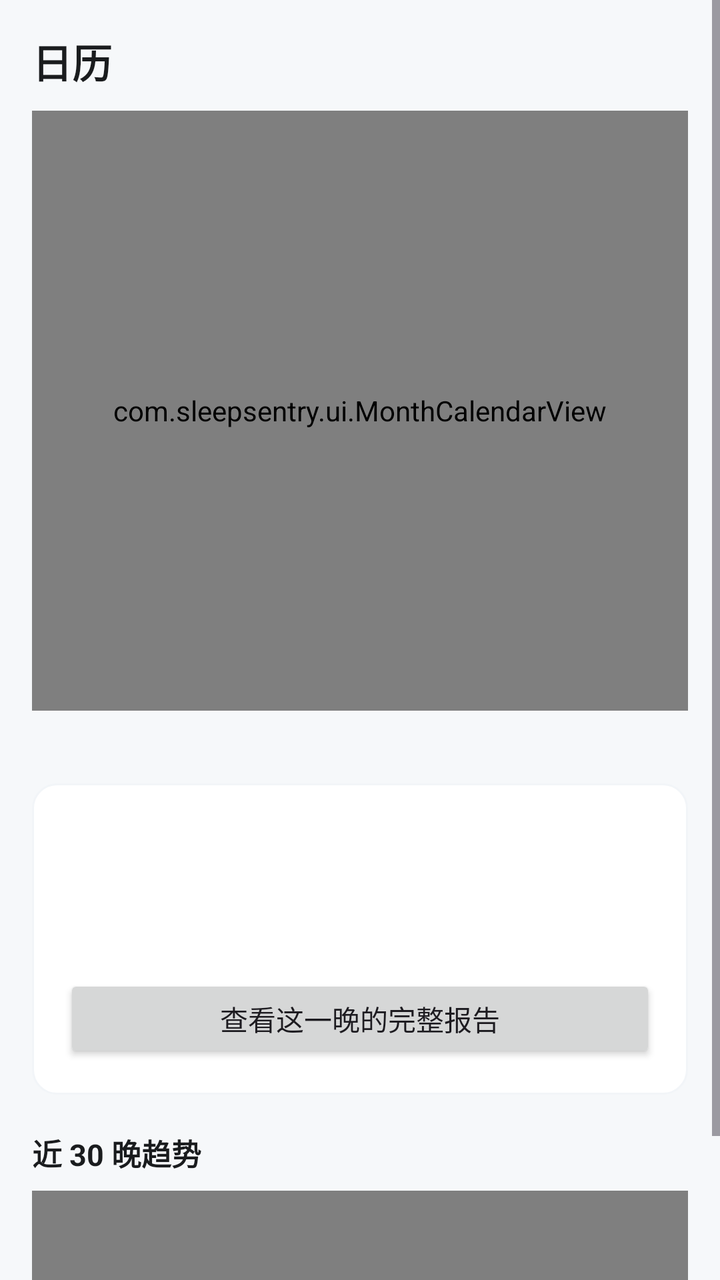
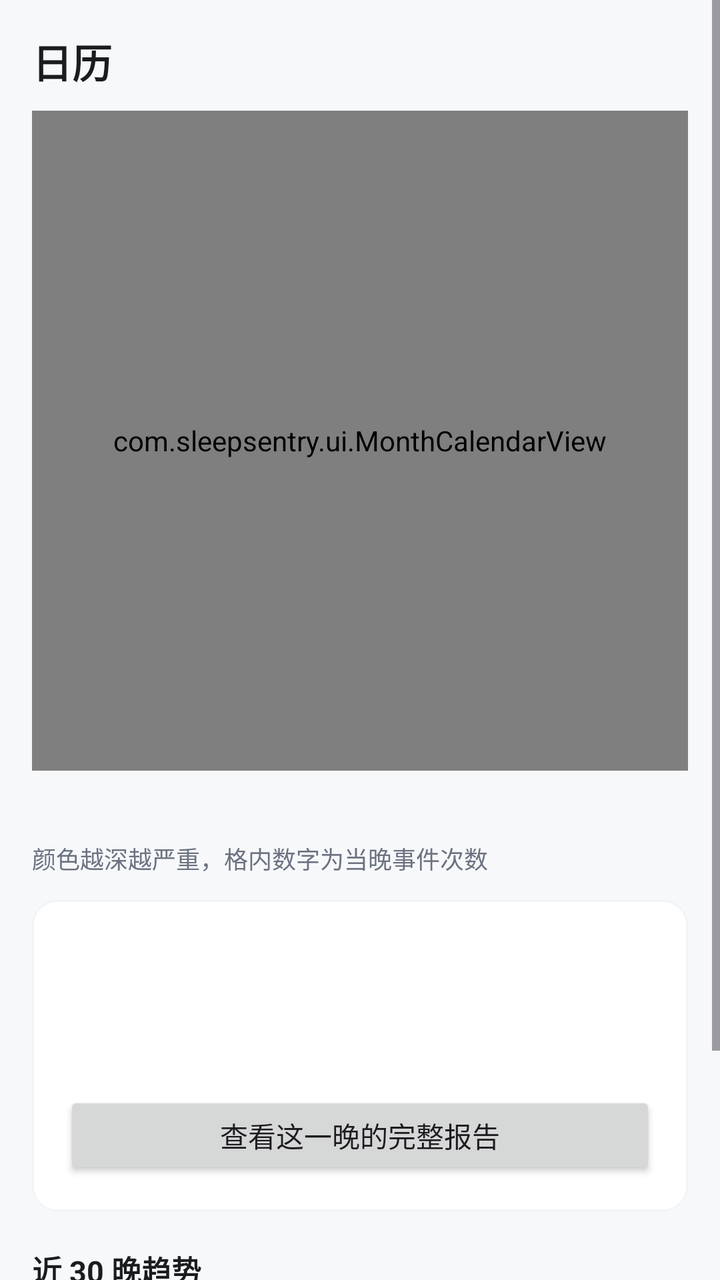

Two renders of the same Android screen: before a commit and after it. Below are the layout's source before the change and the commit's diff.
<!-- AndroidManifest.xml: application theme Theme.SleepSentry -->
<!-- res/layout/fragment_calendar.xml -->
<?xml version="1.0" encoding="utf-8"?>
<ScrollView xmlns:android="http://schemas.android.com/apk/res/android"
    android:layout_width="match_parent"
    android:layout_height="match_parent"
    android:background="@color/bg"
    android:fillViewport="true">

    <LinearLayout
        android:layout_width="match_parent"
        android:layout_height="wrap_content"
        android:orientation="vertical"
        android:padding="16dp">

        <TextView
            android:layout_width="wrap_content"
            android:layout_height="wrap_content"
            android:text="日历"
            android:textColor="@color/text"
            android:textSize="20sp"
            android:textStyle="bold" />

        <com.sleepsentry.ui.MonthCalendarView
            android:id="@+id/calendar"
            android:layout_width="match_parent"
            android:layout_height="300dp"
            android:layout_marginTop="10dp"
            android:background="@drawable/card_bg" />

        <TextView
            android:id="@+id/legend"
            android:layout_width="match_parent"
            android:layout_height="wrap_content"
            android:layout_marginTop="8dp"
            android:textColor="@color/textDim"
            android:textSize="12sp" />

        <LinearLayout
            android:id="@+id/dayCard"
            android:layout_width="match_parent"
            android:layout_height="wrap_content"
            android:layout_marginTop="12dp"
            android:background="@drawable/card_bg"
            android:orientation="vertical"
            android:padding="16dp">

            <TextView
                android:id="@+id/dayTitle"
                android:layout_width="wrap_content"
                android:layout_height="wrap_content"
                android:textColor="@color/text"
                android:textSize="16sp"
                android:textStyle="bold" />

            <TextView
                android:id="@+id/dayState"
                android:layout_width="wrap_content"
                android:layout_height="wrap_content"
                android:layout_marginTop="4dp"
                android:textSize="15sp"
                android:textStyle="bold" />

            <TextView
                android:id="@+id/dayDetail"
                android:layout_width="match_parent"
                android:layout_height="wrap_content"
                android:layout_marginTop="6dp"
                android:textColor="@color/textDim"
                android:textSize="13sp" />

            <Button
                android:id="@+id/dayReportBtn"
                android:layout_width="match_parent"
                android:layout_height="44dp"
                android:layout_marginTop="10dp"
                android:text="查看这一晚的完整报告" />
        </LinearLayout>

        <TextView
            android:layout_width="wrap_content"
            android:layout_height="wrap_content"
            android:layout_marginTop="18dp"
            android:text="近 30 晚趋势"
            android:textColor="@color/text"
            android:textSize="15sp"
            android:textStyle="bold" />

        <com.sleepsentry.ui.TrendView
            android:id="@+id/trend"
            android:layout_width="match_parent"
            android:layout_height="110dp"
            android:layout_marginTop="8dp"
            android:background="@drawable/card_bg" />
    </LinearLayout>
</ScrollView>
<!-- resources referenced by this layout -->
<resources>
  <color name="bg">#FFF6F8FA</color>
  <color name="text">#FF1A1C1E</color>
  <color name="textDim">#FF6B7280</color>
  <!-- drawable card_bg (drawable) -->
  <?xml version="1.0" encoding="utf-8"?>
  <shape xmlns:android="http://schemas.android.com/apk/res/android" android:shape="rectangle">
      <solid android:color="#FFFFFF" />
      <corners android:radius="12dp" />
      <stroke android:width="1dp" android:color="#F2F5F8" />
  </shape>
  <style name="Theme.SleepSentry" parent="Theme.Material3.DayNight.NoActionBar">
          <item name="colorPrimary">@color/brand</item>
          <item name="colorOnPrimary">#FFFFFFFF</item>
          <item name="colorSecondary">@color/brandDim</item>
          <item name="android:statusBarColor">@color/brandDark</item>
      </style>
  <color name="brand">#FF2C5F8A</color>
  <color name="brandDim">#FF6E93B4</color>
  <color name="brandDark">#FF1B3B56</color>
</resources>

<!-- the commit's change to res/layout/fragment_calendar.xml (unified diff, before → after) -->
@@ -22,15 +22,22 @@
         <com.sleepsentry.ui.MonthCalendarView
             android:id="@+id/calendar"
             android:layout_width="match_parent"
-            android:layout_height="300dp"
+            android:layout_height="330dp"
             android:layout_marginTop="10dp"
             android:background="@drawable/card_bg" />
 
         <TextView
+            android:id="@+id/legendHost"
+            android:layout_width="match_parent"
+            android:layout_height="wrap_content"
+            android:layout_marginTop="10dp"
+            android:orientation="vertical" />
+        <TextView
             android:id="@+id/legend"
             android:layout_width="match_parent"
             android:layout_height="wrap_content"
-            android:layout_marginTop="8dp"
+            android:layout_marginTop="6dp"
+            android:text="颜色越深越严重，格内数字为当晚事件次数"
             android:textColor="@color/textDim"
             android:textSize="12sp" />
 
